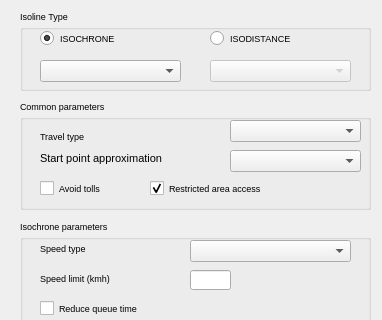
The window that iso4app/iso4app_dialog_base.ui (ksolsrl/QgisIso4app) describes before a commit, drawn with Qt 5; both pictures show x 0 to 382 and y 0 to 320 of the 382 by 605 pixel window.
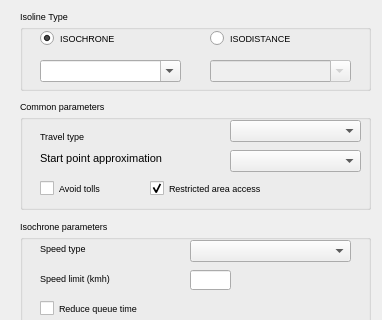
The same window after the commit.

Commit message:
Editable combo-box time/distance
combo-box of time and combo-box of distances are now editable so you can adjust manually the exact time/distance. Please write the correct time/distance format.

Diff of the .ui file:
```diff
--- a/iso4app/iso4app_dialog_base.ui
+++ b/iso4app/iso4app_dialog_base.ui
@@ -103,6 +103,9 @@
       <height>22</height>
      </rect>
     </property>
+    <property name="editable">
+     <bool>true</bool>
+    </property>
    </widget>
    <widget class="QComboBox" name="comboMeters">
     <property name="enabled">
@@ -116,6 +119,9 @@
       <height>22</height>
      </rect>
     </property>
+    <property name="editable">
+     <bool>true</bool>
+    </property>
    </widget>
   </widget>
   <widget class="QGroupBox" name="groupBox_3">
```
The commit also changes 1 other file.
